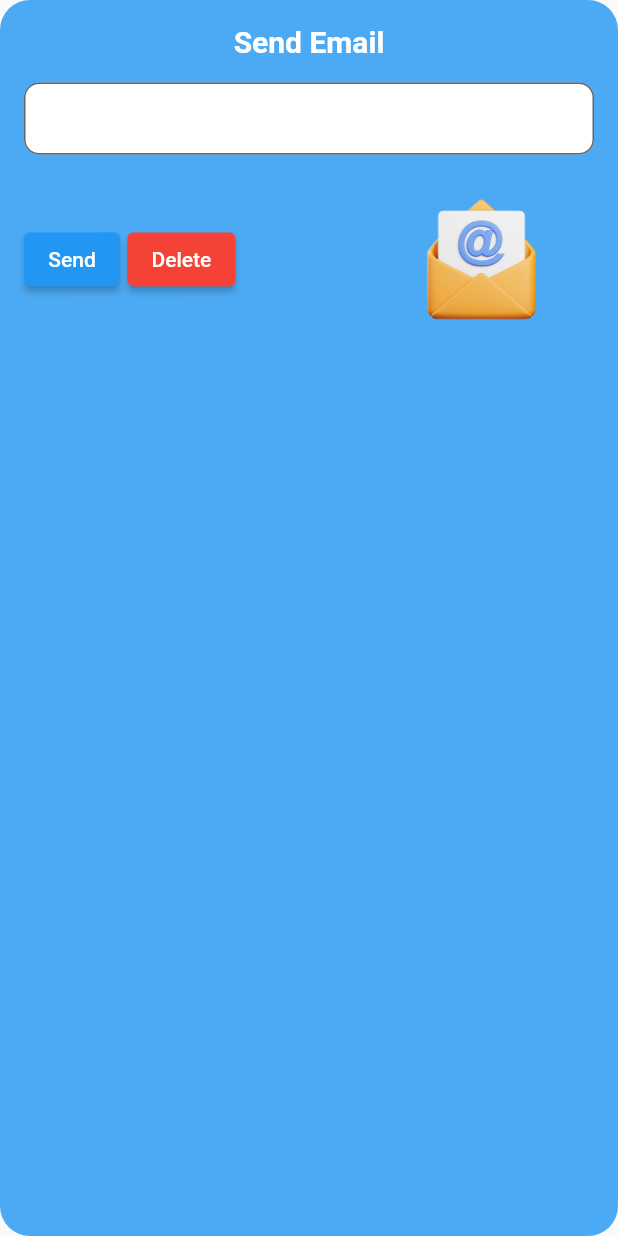
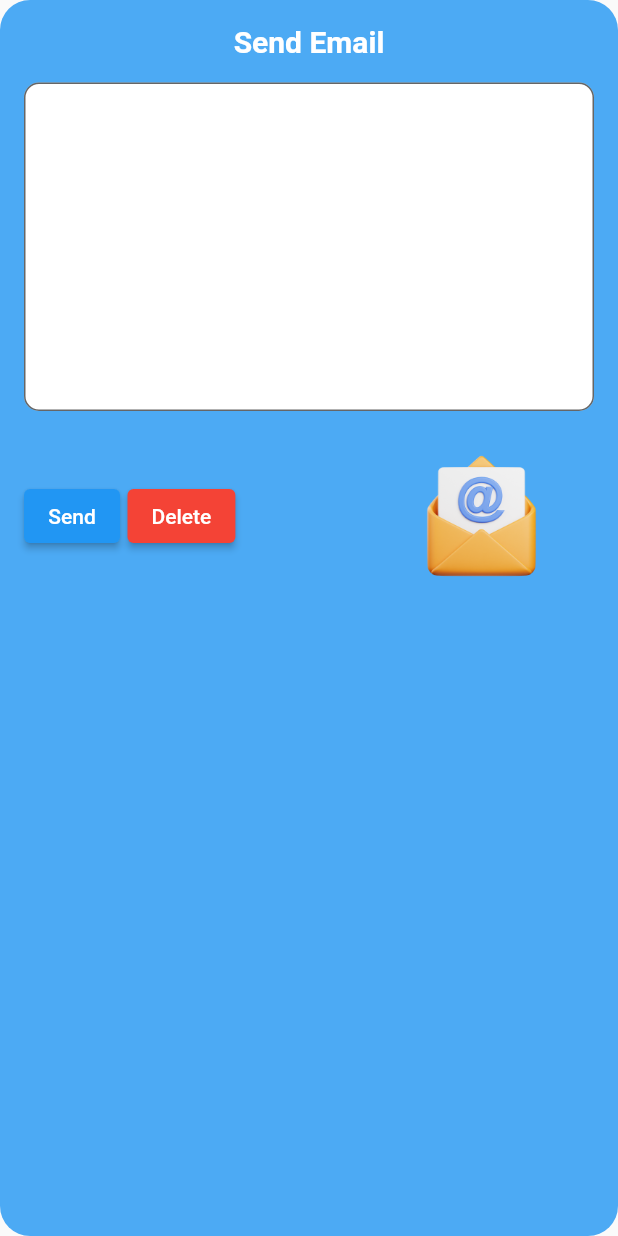
Before and after one commit to kya-nicoh/PLMAPP-authlogin, a Flutter app: the EmailWidget widget shown alone on an empty page, opened directly, on a phone screen of 412 x 824 dp. Run offline on Flutter 3.47's test engine with Material 2 defaults, Android fonts, the phone set to English and light mode, and no system bars; our stand-ins replace carousel_slider, firebase_auth, firebase_core, table_calendar, webview_flutter; accounts and stored records are empty; network calls fail.

Commit message:
Update aboutplm.dart

```diff
--- a/lib/pages/aboutplm.dart
+++ b/lib/pages/aboutplm.dart
@@ -221,7 +221,7 @@ class _EmailWidgetState extends State<EmailWidget> {
               border: OutlineInputBorder(
                 borderRadius: BorderRadius.circular(10.0),
               ),
-              contentPadding: EdgeInsets.symmetric(vertical: 0.0),
+              contentPadding: EdgeInsets.symmetric(vertical: 100.0),
             ),
           ),
           SizedBox(height: 20.0),
```
